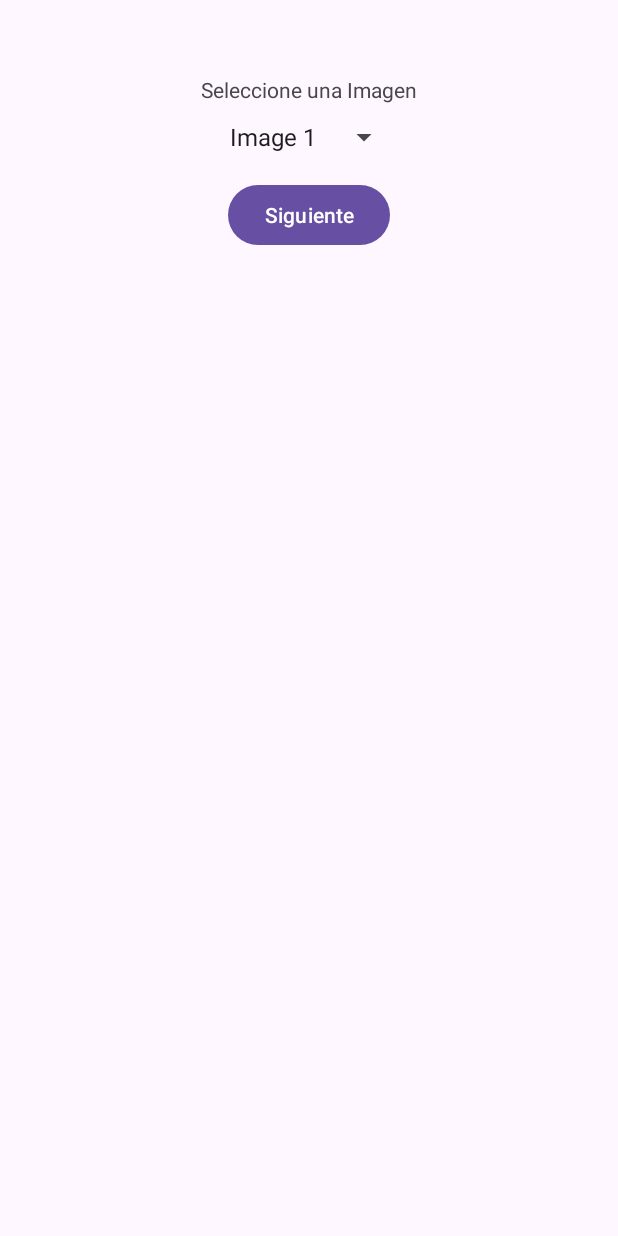
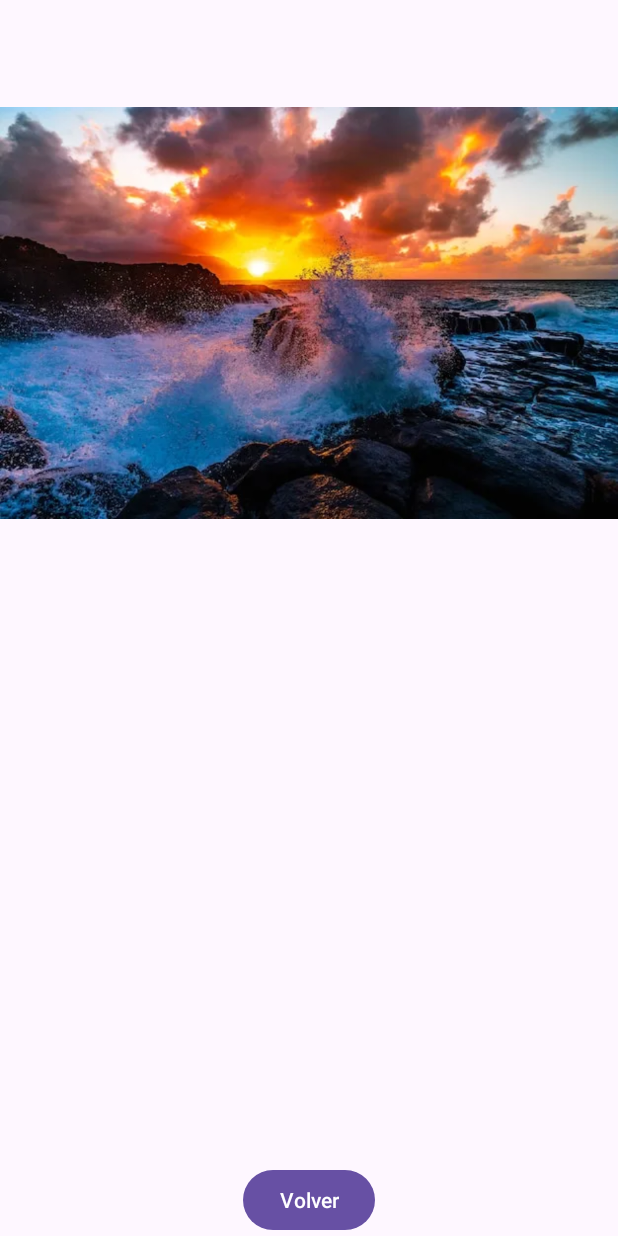
Before and after one commit to AldoVasquez07/PPDM_2024, an Android app: the screen it shows after launch (MainActivity before the commit, ImageActivity after it), after a tap on "Siguiente", on a phone screen of 412 x 824 dp. Run offline under Robolectric (Android 15) with nearby library versions, the phone set to English and light mode, and no system bars.

Commit message:
Agregando Actividad de ImageActivity, en AndroidManifest.xml

```diff
--- a/Unidad_2/Practica_3/Ejercicios_Propuestos/App_Ejercicio_1/app/src/main/AndroidManifest.xml
+++ b/Unidad_2/Practica_3/Ejercicios_Propuestos/App_Ejercicio_1/app/src/main/AndroidManifest.xml
@@ -21,6 +21,8 @@
                 <category android:name="android.intent.category.LAUNCHER" />
             </intent-filter>
         </activity>
+
+        <activity android:name=".ImageActivity"></activity>
     </application>
 
 </manifest>
--- a/Unidad_2/Practica_3/Ejercicios_Propuestos/App_Ejercicio_1/app/src/main/java/com/ppdm/app_ejercicio_1/ImageActivity.kt
+++ b/Unidad_2/Practica_3/Ejercicios_Propuestos/App_Ejercicio_1/app/src/main/java/com/ppdm/app_ejercicio_1/ImageActivity.kt
@@ -9,11 +9,7 @@ class ImageActivity : AppCompatActivity() {
 
     private lateinit var imageView: ImageView
     private lateinit var backButton: Button
-
-    override fun onSaveInstanceState(outState: Bundle) {
-        super.onSaveInstanceState(outState)
-        outState.putInt("saved_image_index", imageIndex)
-    }
+    private var imageIndex: Int = 0
 
     override fun onCreate(savedInstanceState: Bundle?) {
         super.onCreate(savedInstanceState)
@@ -22,22 +18,30 @@ class ImageActivity : AppCompatActivity() {
         imageView = findViewById(R.id.imageView)
         backButton = findViewById(R.id.backButton)
 
+        // Recuperar el índice de la imagen del Intent o del estado guardado
+        val savedImageIndex = savedInstanceState?.getInt("saved_image_index")
+        imageIndex = intent.getIntExtra("image_index", savedImageIndex ?: 0)
 
-        val imageIndex = intent.getIntExtra("image_index", 0)
-
-        // Lista de Imagenes
+        // Lista de imágenes
         val images = arrayOf(
             R.drawable.image1,
             R.drawable.image2,
             R.drawable.image3
         )
 
-        // Renderizar la Imagen deseada
-        imageView.setImageResource(images[imageIndex])
+        // Validar el índice para evitar errores
+        val validIndex = imageIndex.coerceIn(images.indices)
+        imageView.setImageResource(images[validIndex])
 
-        // Retornar a la Funcion Anterior
+        // Configurar el botón para regresar a la actividad anterior
         backButton.setOnClickListener {
             finish()
         }
     }
+
+    override fun onSaveInstanceState(outState: Bundle) {
+        super.onSaveInstanceState(outState)
+        // Guardar el índice de la imagen en el estado guardado
+        outState.putInt("saved_image_index", imageIndex)
+    }
 }
--- a/Unidad_2/Practica_3/Ejercicios_Propuestos/App_Ejercicio_1/app/src/main/res/layout/activity_image.xml
+++ b/Unidad_2/Practica_3/Ejercicios_Propuestos/App_Ejercicio_1/app/src/main/res/layout/activity_image.xml
@@ -1,29 +1,24 @@
 <?xml version="1.0" encoding="utf-8"?>
-<androidx.constraintlayout.widget.ConstraintLayout
-    xmlns:android="http://schemas.android.com/apk/res/android"
+<androidx.constraintlayout.widget.ConstraintLayout xmlns:android="http://schemas.android.com/apk/res/android"
     xmlns:app="http://schemas.android.com/apk/res-auto"
+    xmlns:tools="http://schemas.android.com/tools"
     android:layout_width="match_parent"
-    android:layout_height="match_parent"
-    android:gravity="center">
+    android:layout_height="match_parent">
 
-    <!-- ImageView para mostrar la imagen seleccionada -->
     <ImageView
         android:id="@+id/imageView"
         android:layout_width="wrap_content"
         android:layout_height="wrap_content"
         app:layout_constraintTop_toTopOf="parent"
-        app:layout_constraintBottom_toTopOf="@+id/backButton"
         app:layout_constraintStart_toStartOf="parent"
         app:layout_constraintEnd_toEndOf="parent"/>
 
-    <!-- Botón para regresar a la actividad anterior -->
     <Button
         android:id="@+id/backButton"
         android:layout_width="wrap_content"
         android:layout_height="wrap_content"
         android:text="Volver"
-        app:layout_constraintTop_toBottomOf="@+id/imageView"
-        app:layout_constraintStart_toStartOf="parent"
-        app:layout_constraintEnd_toEndOf="parent"/>
-
+        app:layout_constraintBottom_toBottomOf="parent"
+        app:layout_constraintEnd_toEndOf="parent"
+        app:layout_constraintStart_toStartOf="parent"/>
 </androidx.constraintlayout.widget.ConstraintLayout>
```
